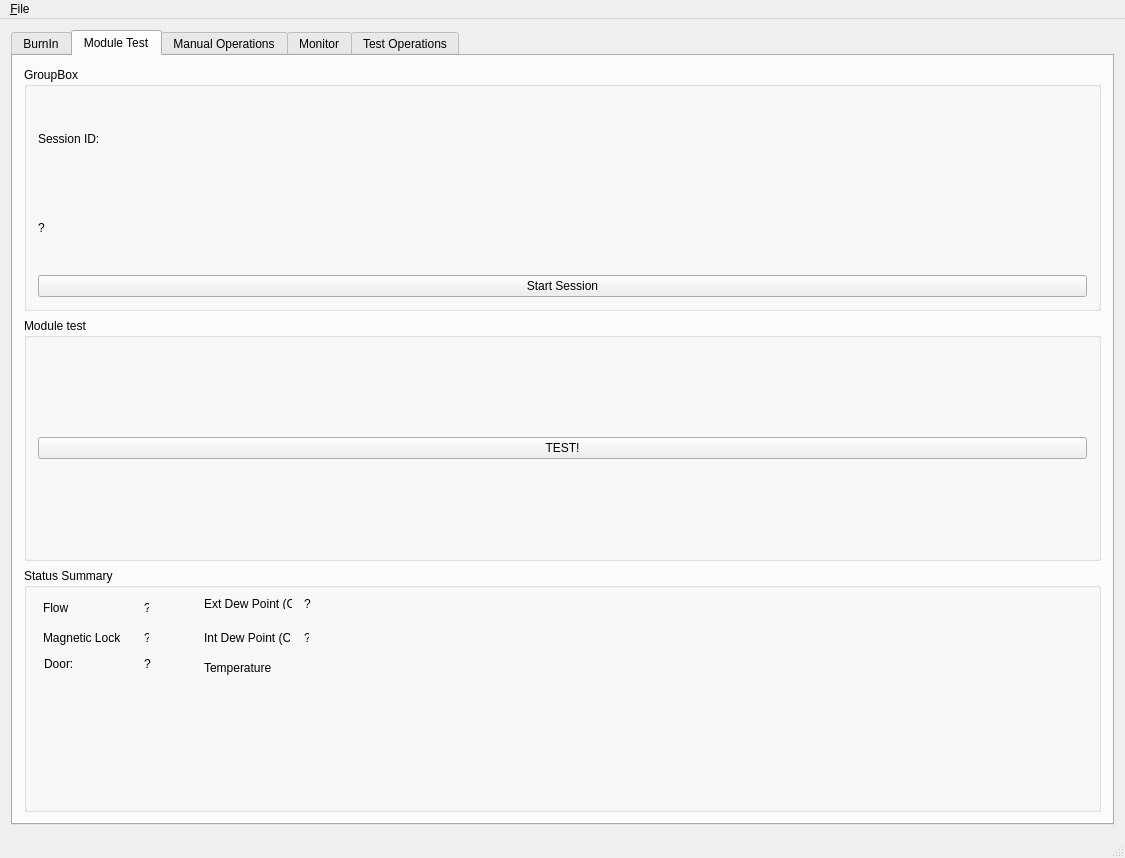
The window that GUI.ui (pisaoutertracker/BurnIn_Controller) describes before a commit, drawn with Qt 5.
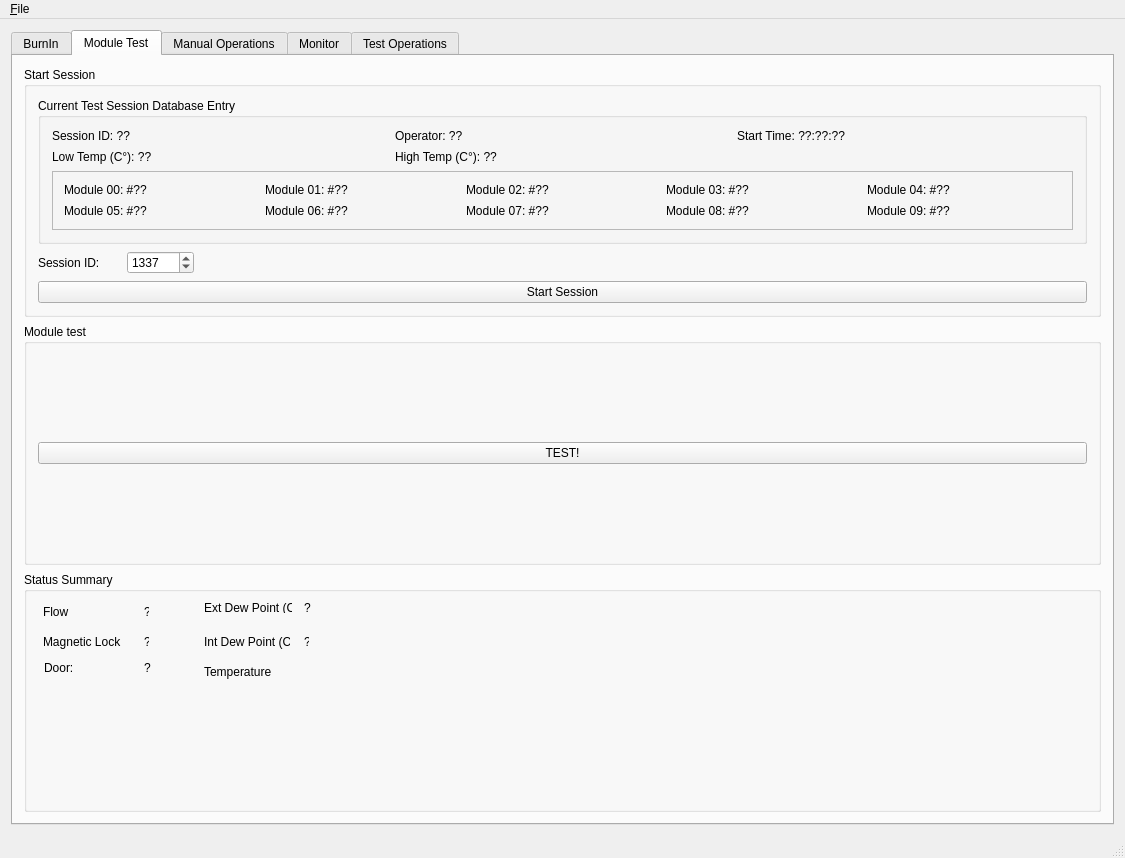
The same window after the commit. The open tabs and pages were chosen to show the change. Icons and pictures are not drawn. Custom widgets are drawn as their Qt base class.

Commit message: Skeleton interface for Test Session start

```diff
--- a/GUI.ui
+++ b/GUI.ui
@@ -10,7 +10,7 @@
     <x>0</x>
     <y>0</y>
     <width>1125</width>
-    <height>813</height>
+    <height>847</height>
    </rect>
   </property>
   <property name="font">
@@ -410,22 +410,171 @@
         <item>
          <widget class="QGroupBox" name="groupBox_15">
           <property name="title">
-           <string>GroupBox</string>
+           <string>Start Session</string>
           </property>
-          <layout class="QVBoxLayout" name="verticalLayout_18">
+          <layout class="QVBoxLayout" name="verticalLayout_9">
            <item>
-            <widget class="QLabel" name="label_72">
-             <property name="text">
-              <string>Session ID:</string>
+            <widget class="QGroupBox" name="groupBox_16">
+             <property name="title">
+              <string>Current Test Session Database Entry</string>
              </property>
+             <layout class="QGridLayout" name="gridLayout_13">
+              <item row="2" column="0" colspan="3">
+               <widget class="QFrame" name="frame">
+                <property name="frameShape">
+                 <enum>QFrame::StyledPanel</enum>
+                </property>
+                <property name="frameShadow">
+                 <enum>QFrame::Raised</enum>
+                </property>
+                <layout class="QGridLayout" name="gridLayout_10">
+                 <item row="1" column="2">
+                  <widget class="QLabel" name="Ctrl_Module07_tag">
+                   <property name="text">
+                    <string>Module 07: #??</string>
+                   </property>
+                  </widget>
+                 </item>
+                 <item row="1" column="0">
+                  <widget class="QLabel" name="Ctrl_Module05_tag">
+                   <property name="text">
+                    <string>Module 05: #??</string>
+                   </property>
+                  </widget>
+                 </item>
+                 <item row="0" column="0">
+                  <widget class="QLabel" name="Ctrl_Module00_tag">
+                   <property name="text">
+                    <string>Module 00: #??</string>
+                   </property>
+                  </widget>
+                 </item>
+                 <item row="0" column="4">
+                  <widget class="QLabel" name="Ctrl_Module04_tag">
+                   <property name="text">
+                    <string>Module 04: #??</string>
+                   </property>
+                  </widget>
+                 </item>
+                 <item row="0" column="3">
+                  <widget class="QLabel" name="Ctrl_Module03_tag">
+                   <property name="text">
+                    <string>Module 03: #??</string>
+                   </property>
+                  </widget>
+                 </item>
+                 <item row="1" column="4">
+                  <widget class="QLabel" name="Ctrl_Module09_tag">
+                   <property name="text">
+                    <string>Module 09: #??</string>
+                   </property>
+                  </widget>
+                 </item>
+                 <item row="1" column="1">
+                  <widget class="QLabel" name="Ctrl_Module06_tag">
+                   <property name="text">
+                    <string>Module 06: #??</string>
+                   </property>
+                  </widget>
+                 </item>
+                 <item row="1" column="3">
+                  <widget class="QLabel" name="Ctrl_Module08_tag">
+                   <property name="text">
+                    <string>Module 08: #??</string>
+                   </property>
+                  </widget>
+                 </item>
+                 <item row="0" column="1">
+                  <widget class="QLabel" name="Ctrl_Module01_tag">
+                   <property name="text">
+                    <string>Module 01: #??</string>
+                   </property>
+                  </widget>
+                 </item>
+                 <item row="0" column="2">
+                  <widget class="QLabel" name="Ctrl_Module02_tag">
+                   <property name="text">
+                    <string>Module 02: #??</string>
+                   </property>
+                  </widget>
+                 </item>
+                </layout>
+               </widget>
+              </item>
+              <item row="0" column="2">
+               <widget class="QLabel" name="Ctrl_StartTime_db">
+                <property name="text">
+                 <string>Start Time: ??:??:??</string>
+                </property>
+               </widget>
+              </item>
+              <item row="0" column="0">
+               <widget class="QLabel" name="Ctrl_SeshID_db">
+                <property name="text">
+                 <string>Session ID: ??</string>
+                </property>
+               </widget>
+              </item>
+              <item row="0" column="1">
+               <widget class="QLabel" name="Ctrl_Operator_db">
+                <property name="text">
+                 <string>Operator: ??</string>
+                </property>
+               </widget>
+              </item>
+              <item row="1" column="0">
+               <widget class="QLabel" name="Ctrl_lowTemp_db">
+                <property name="text">
+                 <string>Low Temp (C°): ??</string>
+                </property>
+               </widget>
+              </item>
+              <item row="1" column="1">
+               <widget class="QLabel" name="Ctrl_hiTemp_db">
+                <property name="text">
+                 <string>High Temp (C°): ??</string>
+                </property>
+               </widget>
+              </item>
+             </layout>
             </widget>
            </item>
            <item>
-            <widget class="QLabel" name="Ctrl_SeshID_tag">
-             <property name="text">
-              <string>?</string>
-             </property>
-            </widget>
+            <layout class="QHBoxLayout" name="horizontalLayout_14">
+             <item>
+              <widget class="QLabel" name="label_72">
+               <property name="text">
+                <string>Session ID:      </string>
+               </property>
+              </widget>
+             </item>
+             <item>
+              <widget class="QDoubleSpinBox" name="SeshID">
+               <property name="decimals">
+                <number>0</number>
+               </property>
+               <property name="maximum">
+                <double>9999999.000000000000000</double>
+               </property>
+               <property name="value">
+                <double>1337.000000000000000</double>
+               </property>
+              </widget>
+             </item>
+             <item>
+              <spacer name="horizontalSpacer_15">
+               <property name="orientation">
+                <enum>Qt::Horizontal</enum>
+               </property>
+               <property name="sizeHint" stdset="0">
+                <size>
+                 <width>40</width>
+                 <height>20</height>
+                </size>
+               </property>
+              </spacer>
+             </item>
+            </layout>
            </item>
            <item>
             <widget class="QPushButton" name="Ctrl_StartSesh_btn">
```
Left out of the diff: 8 changed lines with no effect on the pictures. The commit also changes 1 other file.
